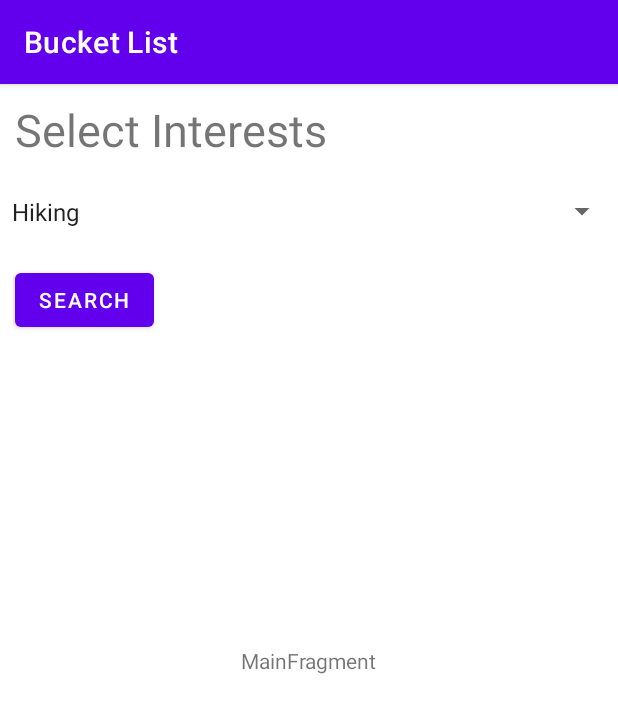
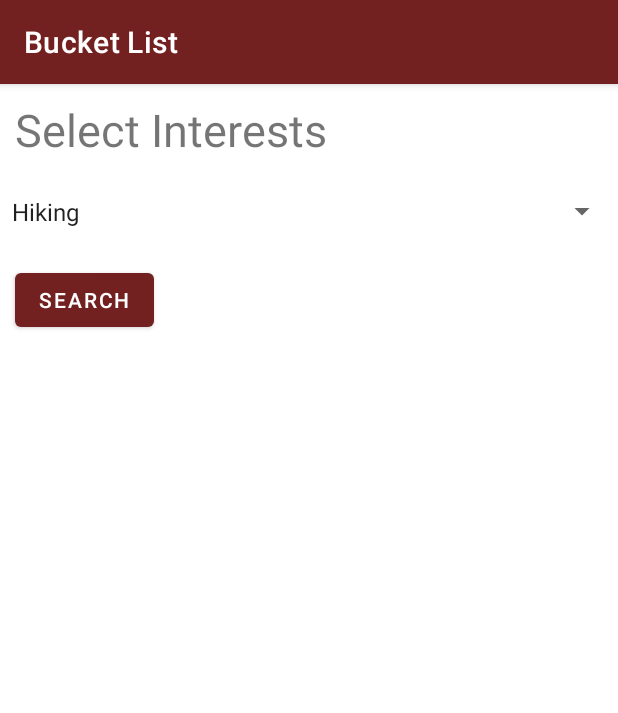
Before and after one commit to marti5a6/Bucket-List, an Android app: the screen it shows after launch (MainActivity), on a phone screen of 412 x 824 dp. Shown: the top 713 px of the screen. Run offline under Robolectric (Android 15) with nearby library versions, the phone set to English and light mode, and no system bars.

Commit message:
Made code review changes

```diff
--- a/app/build.gradle
+++ b/app/build.gradle
@@ -1,6 +1,7 @@
 plugins {
     id 'com.android.application'
     id 'kotlin-android'
+    id 'kotlin-android-extensions'
 }
 
 android {
--- a/app/src/main/java/com/bucketlist/MainActivity.kt
+++ b/app/src/main/java/com/bucketlist/MainActivity.kt
@@ -5,6 +5,7 @@ import android.os.Bundle
 import android.widget.ArrayAdapter
 import android.widget.Spinner
 import com.bucketlist.ui.main.MainFragment
+import kotlinx.android.synthetic.main.main_activity.*
 
 class MainActivity : AppCompatActivity() {
 
@@ -16,7 +17,7 @@ class MainActivity : AppCompatActivity() {
                 .replace(R.id.container, MainFragment.newInstance())
                 .commitNow()
         }
-        val spinner: Spinner = findViewById(R.id.interests_spinner)
+        val spinner: Spinner = interests_spinner
 // Create an ArrayAdapter using the string array and a default spinner layout
         ArrayAdapter.createFromResource(
             this,
--- a/app/src/main/java/com/bucketlist/dao/BucketListItemDatabase.kt
+++ b/app/src/main/java/com/bucketlist/dao/BucketListItemDatabase.kt
@@ -4,7 +4,7 @@ import androidx.room.Database
 import androidx.room.RoomDatabase
 import com.bucketlist.dto.BucketListItem
 
-@Database(entities = arrayOf(BucketListItem::class), version = 1)
+@Database(entities = [BucketListItem::class], version = 1)
 abstract class BucketListItemDatabase : RoomDatabase() {
     abstract fun localBucketListItemDAO() : ILocalBucketListItemDAO
 }
--- a/app/src/main/java/com/bucketlist/dto/BucketListItem.kt
+++ b/app/src/main/java/com/bucketlist/dto/BucketListItem.kt
@@ -3,7 +3,7 @@ package com.bucketlist.dto
 import androidx.room.Entity
 import androidx.room.PrimaryKey
 
-@Entity(tableName="bucketlistitem")
+@Entity(tableName="bucketListItem")
 data class BucketListItem(var name: String = "", @PrimaryKey var itemID: Int = 0) {
     override fun toString(): String {
         return name
--- a/app/src/main/java/com/bucketlist/ui/main/MainViewModel.kt
+++ b/app/src/main/java/com/bucketlist/ui/main/MainViewModel.kt
@@ -9,9 +9,9 @@ import androidx.lifecycle.viewModelScope
 import com.bucketlist.dto.BucketListItem
 
 class MainViewModel : ViewModel() {
-    private var _bucketlistitems: MutableLiveData<ArrayList<BucketListItem>> = MutableLiveData<ArrayList<BucketListItem>>()
+    private var _bucketListItems: MutableLiveData<ArrayList<BucketListItem>> = MutableLiveData<ArrayList<BucketListItem>>()
 
-    internal var bucketlistitems:MutableLiveData<ArrayList<BucketListItem>>
-        get () {return _bucketlistitems}
-        set (value) {_bucketlistitems = value}
+    internal var bucketListItems:MutableLiveData<ArrayList<BucketListItem>>
+        get () {return _bucketListItems}
+        set (value) {_bucketListItems = value}
 }
--- a/app/src/main/res/layout/main_fragment.xml
+++ b/app/src/main/res/layout/main_fragment.xml
@@ -11,7 +11,6 @@
         android:id="@+id/message"
         android:layout_width="wrap_content"
         android:layout_height="wrap_content"
-        android:text="MainFragment"
         app:layout_constraintBottom_toBottomOf="parent"
         app:layout_constraintEnd_toEndOf="parent"
         app:layout_constraintStart_toStartOf="parent"
--- a/app/src/main/res/values/colors.xml
+++ b/app/src/main/res/values/colors.xml
@@ -1,8 +1,8 @@
 <?xml version="1.0" encoding="utf-8"?>
 <resources>
     <color name="purple_200">#FFBB86FC</color>
-    <color name="purple_500">#FF6200EE</color>
-    <color name="purple_700">#FF3700B3</color>
+    <color name="dark_red">#732020</color>
+    <color name="purple_700">#673AB7</color>
     <color name="teal_200">#FF03DAC5</color>
     <color name="teal_700">#FF018786</color>
     <color name="black">#FF000000</color>
--- a/app/src/main/res/values/themes.xml
+++ b/app/src/main/res/values/themes.xml
@@ -2,8 +2,8 @@
     <!-- Base application theme. -->
     <style name="Theme.BucketList" parent="Theme.MaterialComponents.DayNight.DarkActionBar">
         <!-- Primary brand color. -->
-        <item name="colorPrimary">@color/purple_500</item>
-        <item name="colorPrimaryVariant">@color/purple_700</item>
+        <item name="colorPrimary">@color/dark_red</item>
+        <item name="colorPrimaryVariant">@color/dark_red</item>
         <item name="colorOnPrimary">@color/white</item>
         <!-- Secondary brand color. -->
         <item name="colorSecondary">@color/teal_200</item>
```
Also changed, not shown: app/src/main/java/com/bucketlist/dao/ILocalBucketListItemDAO.kt (+4 -4 lines), app/src/main/java/com/bucketlist/ui/main/MainFragment.kt (+3 -5 lines).
